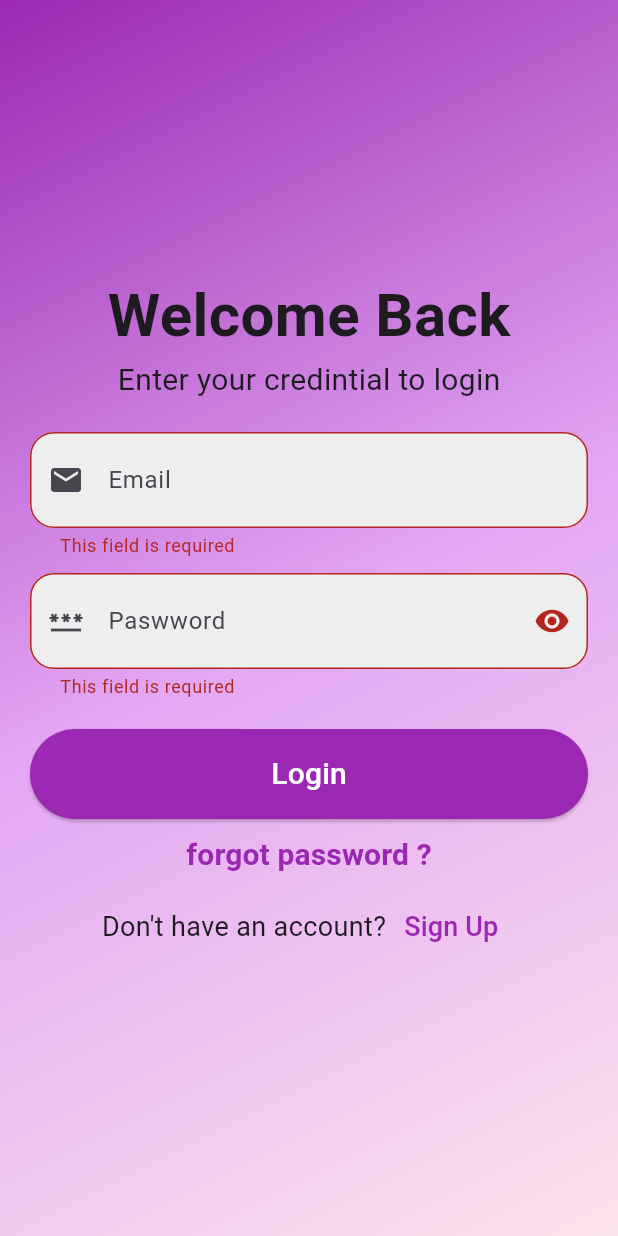
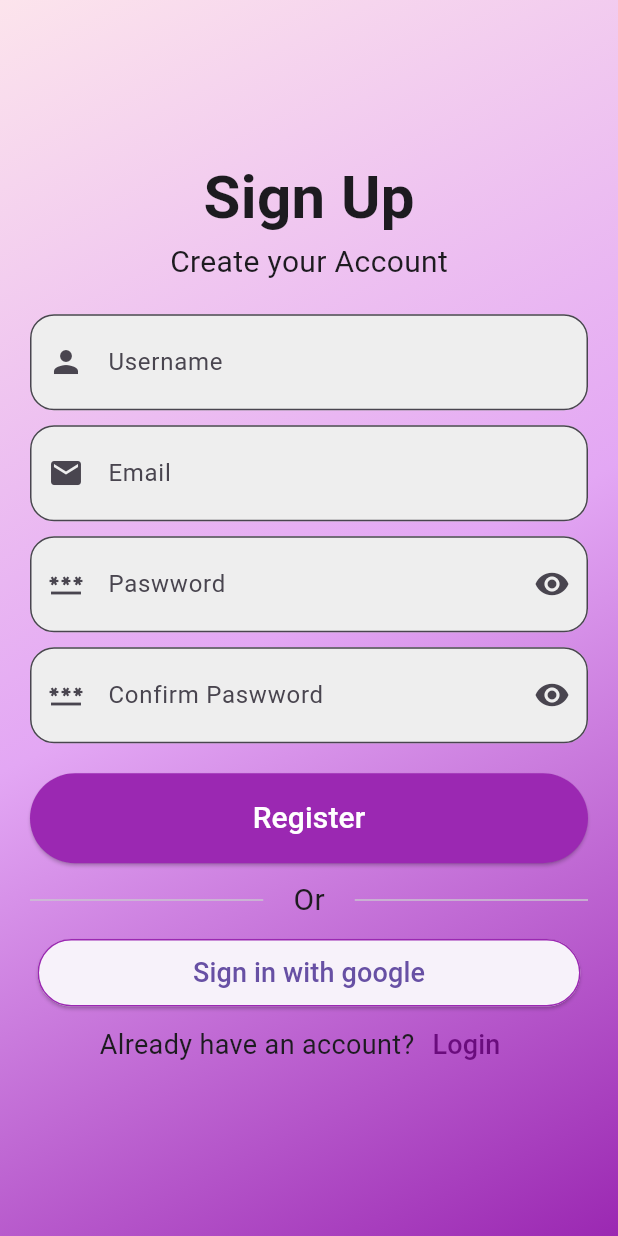
Before and after one commit to mohamedagm/simple_auth_ui, a Flutter app: the screen it shows after launch, after a tap on "Login", after a tap on "Sign Up", on a phone screen of 412 x 824 dp. Run offline on Flutter 3.47's test engine with Material 3 defaults, Android fonts, the phone set to English and light mode, and no system bars.

Commit message:
finish register_view

```diff
--- a/lib/login_view.dart
+++ b/lib/login_view.dart
@@ -1,5 +1,6 @@
 import 'package:flutter/material.dart';
 import 'package:flutter_task/custom_text_field.dart';
+import 'package:flutter_task/register_view.dart';
 
 class LoginView extends StatefulWidget {
   const LoginView({super.key});
@@ -141,7 +142,13 @@ class _LoginViewState extends State<LoginView> {
                         ),
                       ),
                       TextButton(
-                        onPressed: () {},
+                        onPressed: () {
+                          Navigator.of(context).push(
+                            MaterialPageRoute(
+                              builder: (context) => RegisterView(),
+                            ),
+                          );
+                        },
                         child: Text(
                           'Sign Up',
                           style: TextStyle(
--- /dev/null
+++ b/lib/register_view.dart
@@ -0,0 +1,236 @@
+import 'package:flutter/material.dart';
+import 'package:flutter_task/custom_text_field.dart';
+
+class RegisterView extends StatefulWidget {
+  const RegisterView({super.key});
+
+  @override
+  State<RegisterView> createState() => _RegisterViewState();
+}
+
+class _RegisterViewState extends State<RegisterView> {
+  final GlobalKey<FormState> formKey = GlobalKey<FormState>();
+  final userController = TextEditingController();
+  final emailController = TextEditingController();
+  final passwordController = TextEditingController();
+  final confirmPasswordController = TextEditingController();
+  bool visible = false;
+  @override
+  void dispose() {
+    emailController.dispose();
+    passwordController.dispose();
+    super.dispose();
+  }
+
+  @override
+  Widget build(BuildContext context) {
+    return Scaffold(
+      body: Container(
+        decoration: const BoxDecoration(
+          gradient: LinearGradient(
+            begin: Alignment.topLeft,
+            end: Alignment.bottomRight,
+            colors: [Color(0xFFFCE4EC), Color(0xFFE3A7F4), Color(0xFF9B28B2)],
+          ),
+        ),
+        child: Padding(
+          padding: const EdgeInsets.all(20.0),
+          child: Form(
+            key: formKey,
+            child: Center(
+              child: SingleChildScrollView(
+                child: Column(
+                  mainAxisAlignment: MainAxisAlignment.center,
+                  crossAxisAlignment: CrossAxisAlignment.center,
+                  children: [
+                    Text(
+                      'Sign Up',
+                      style: TextStyle(
+                        fontSize: 40,
+                        fontWeight: FontWeight.bold,
+                      ),
+                    ),
+                    Text(
+                      'Create your Account',
+                      style: TextStyle(
+                        fontSize: 20,
+                        fontWeight: FontWeight.w400,
+                      ),
+                    ),
+                    SizedBox(height: 20),
+                    CustomTextField(
+                      hintText: 'Username',
+                      controller: userController,
+                      validator: (value) {
+                        if (value == null || value.isEmpty) {
+                          return 'This field is required';
+                        }
+                        return null;
+                      },
+                      picon: Icons.person,
+                    ),
+                    SizedBox(height: 10),
+                    CustomTextField(
+                      hintText: 'Email',
+                      controller: emailController,
+                      validator: (value) {
+                        if (value == null || value.isEmpty) {
+                          return 'This field is required';
+                        } else if (!value.contains('@gmail')) {
+                          return 'دخل الايميل عدل يجدع انت';
+                        }
+                        return null;
+                      },
+                      picon: Icons.email,
+                    ),
+                    SizedBox(height: 10),
+                    CustomTextField(
+                      hintText: 'Paswword',
+                      controller: passwordController,
+                      validator: (value) {
+                        if (value == null || value.isEmpty) {
+                          return 'This field is required';
+                        } else if (value.length <= 6) {
+                          return 'دي باسورد ترضي ربنا ؟';
+                        }
+                        return null;
+                      },
+                      picon: Icons.password,
+                      visible: visible,
+                      sicon: IconButton(
+                        onPressed: () {
+                          setState(() {
+                            visible = !visible;
+                            // visible ? visible = false : visible = true;
+                          });
+                        },
+                        icon:
+                            visible
+                                ? Icon(Icons.visibility_off)
+                                : Icon(Icons.visibility),
+                      ),
+                    ),
+                    SizedBox(height: 10),
+                    CustomTextField(
+                      hintText: 'Confirm Paswword',
+                      controller: confirmPasswordController,
+                      validator: (value) {
+                        if (value == null || value.isEmpty) {
+                          return 'This field is required';
+                        } else if (value != passwordController.text) {
+                          return 'لازم تبقي شبه الي فوقيها';
+                        }
+                        return null;
+                      },
+                      picon: Icons.password,
+                      visible: visible,
+                      sicon: IconButton(
+                        onPressed: () {
+                          setState(() {
+                            visible = !visible;
+                            // visible ? visible = false : visible = true;
+                          });
+                        },
+                        icon:
+                            visible
+                                ? Icon(Icons.visibility_off)
+                                : Icon(Icons.visibility),
+                      ),
+                    ),
+                    SizedBox(height: 20),
+                    ElevatedButton(
+                      style: ElevatedButton.styleFrom(
+                        backgroundColor: Color(0xff9B28B2),
+                        minimumSize: Size(
+                          MediaQuery.of(context).size.width - 30,
+                          60,
+                        ),
+                      ),
+                      onPressed: () {
+                        if (formKey.currentState!.validate()) {
+                          ScaffoldMessenger.of(context).showSnackBar(
+                            SnackBar(
+                              backgroundColor: Color.fromARGB(255, 95, 21, 110),
+                              content: Text(
+                                'your Account has been created successfully !'
+                                '😉كدا وكدا',
+                              ),
+                            ),
+                          );
+                          userController.clear();
+                          emailController.clear();
+                          passwordController.clear();
+                          confirmPasswordController.clear();
+                        }
+                      },
+                      child: Text(
+                        'Register',
+                        style: TextStyle(color: Colors.white, fontSize: 20),
+                      ),
+                    ),
+                    SizedBox(height: 10),
+                    Row(
+                      children: [
+                        Expanded(child: Divider(thickness: 1)),
+                        Padding(
+                          padding: const EdgeInsets.symmetric(horizontal: 20.0),
+                          child: Text('Or', style: TextStyle(fontSize: 20)),
+                        ),
+                        Expanded(child: Divider(thickness: 1)),
+                      ],
+                    ),
+                    SizedBox(height: 10),
+                    ElevatedButton(
+                      style: ElevatedButton.styleFrom(
+                        shape: RoundedRectangleBorder(
+                          side: BorderSide(color: Color(0xff9B28B2)),
+                          borderRadius: BorderRadius.circular(32),
+                        ),
+                        minimumSize: Size(
+                          MediaQuery.of(context).size.width - 50,
+                          45,
+                        ),
+                      ),
+                      onPressed: () {
+                        // service->repo->cubit
+                      },
+                      child: Text(
+                        'Sign in with google',
+                        style: TextStyle(fontSize: 18),
+                      ),
+                    ),
+                    Row(
+                      mainAxisAlignment: MainAxisAlignment.center,
+                      children: [
+                        Text(
+                          "Already have an account?",
+                          style: TextStyle(
+                            fontSize: 18,
+                            fontWeight: FontWeight.w400,
+                          ),
+                        ),
+                        TextButton(
+                          onPressed: () {
+                            Navigator.of(context).pop();
+                          },
+                          child: Text(
+                            'Login',
+                            style: TextStyle(
+                              fontSize: 18,
+                              fontWeight: FontWeight.w500,
+                              color: Color.fromARGB(255, 106, 12, 125),
+                            ),
+                          ),
+                        ),
+                      ],
+                    ),
+                  ],
+                ),
+              ),
+            ),
+          ),
+        ),
+      ),
+    );
+  }
+}
```
